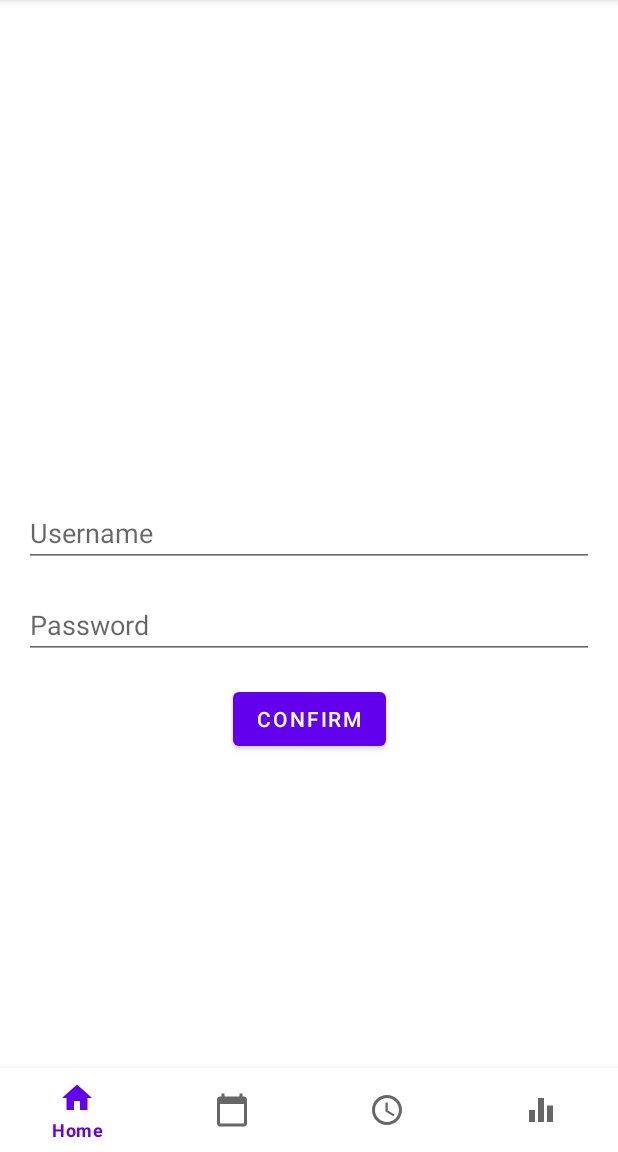
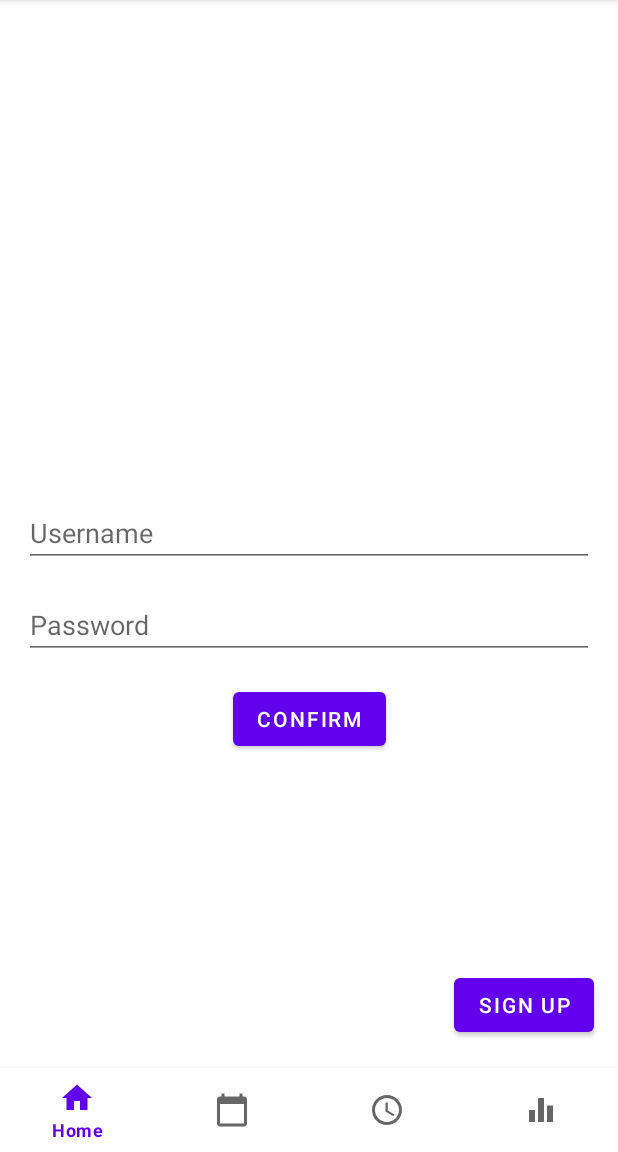
Before and after one commit to HenBaliti/DialogueApp, an Android app: the screen it shows after launch (MainActivity), after a tap on "LOGIN", on a phone screen of 412 x 824 dp, the part 84-1236 px from its top. Run offline under Robolectric (Android 15) with nearby library versions, the phone set to English and light mode, and no system bars; our stand-ins replace navigation-ui.

Commit message:
add register fragment and btn

```diff
--- a/app/src/main/java/com/example/dialogueapp/fragment_login.java
+++ b/app/src/main/java/com/example/dialogueapp/fragment_login.java
@@ -17,7 +17,13 @@
                              Bundle savedInstanceState) {
         // Inflate the layout for this fragment
         View view = inflater.inflate(R.layout.fragment_login, container, false);
-
+        Button signupBtn = view.findViewById(R.id.button_signup);
+        signupBtn.setOnClickListener(new View.OnClickListener() {
+            @Override
+            public void onClick(View v) {
+                Navigation.findNavController(view).navigate(R.id.action_fragment_login_to_fragment_register);
+            }
+        });
         return view;
     }
 }
--- a/app/src/main/res/layout/fragment_login.xml
+++ b/app/src/main/res/layout/fragment_login.xml
@@ -40,4 +40,14 @@
         app:layout_constraintStart_toStartOf="parent"
         app:layout_constraintTop_toBottomOf="@+id/edit_text_password" />
 
+    <Button
+        android:id="@+id/button_signup"
+        android:layout_width="wrap_content"
+        android:layout_height="wrap_content"
+        android:layout_marginEnd="16dp"
+        android:layout_marginBottom="16dp"
+        android:text="Sign up"
+        app:layout_constraintBottom_toBottomOf="parent"
+        app:layout_constraintEnd_toEndOf="parent" />
+
 </androidx.constraintlayout.widget.ConstraintLayout>
--- a/app/src/main/res/navigation/nav_graph.xml
+++ b/app/src/main/res/navigation/nav_graph.xml
@@ -21,7 +21,11 @@
         android:id="@+id/fragment_login"
         android:name="com.example.dialogueapp.fragment_login"
         android:label="fragment_login"
-        tools:layout="@layout/fragment_login" />
+        tools:layout="@layout/fragment_login" >
+        <action
+            android:id="@+id/action_fragment_login_to_fragment_register"
+            app:destination="@id/fragment_register" />
+    </fragment>
     <fragment
         android:id="@+id/fragment_schedule_student"
         android:name="com.example.dialogueapp.fragment_schedule_student"
@@ -42,4 +46,9 @@
         android:name="com.example.dialogueapp.fragment_progress"
         android:label="fragment_progress"
         tools:layout="@layout/fragment_progress" />
+    <fragment
+        android:id="@+id/fragment_register"
+        android:name="com.example.dialogueapp.fragment_register"
+        android:label="fragment_register"
+        tools:layout="@layout/fragment_register" />
 </navigation>
```
Also changed, not shown: app/src/main/java/com/example/dialogueapp/fragment_register.java (added, +64 -0 lines), app/src/main/res/layout/fragment_register.xml (added, +14 -0 lines).
